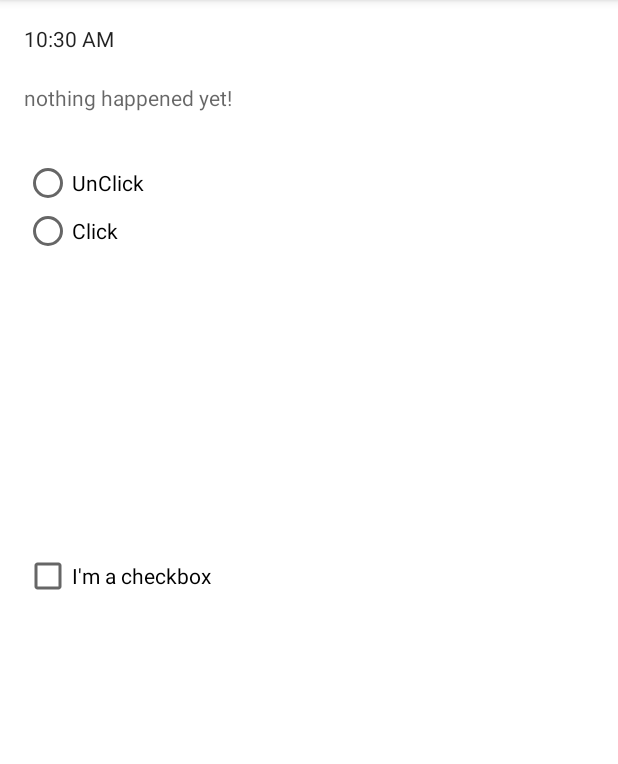
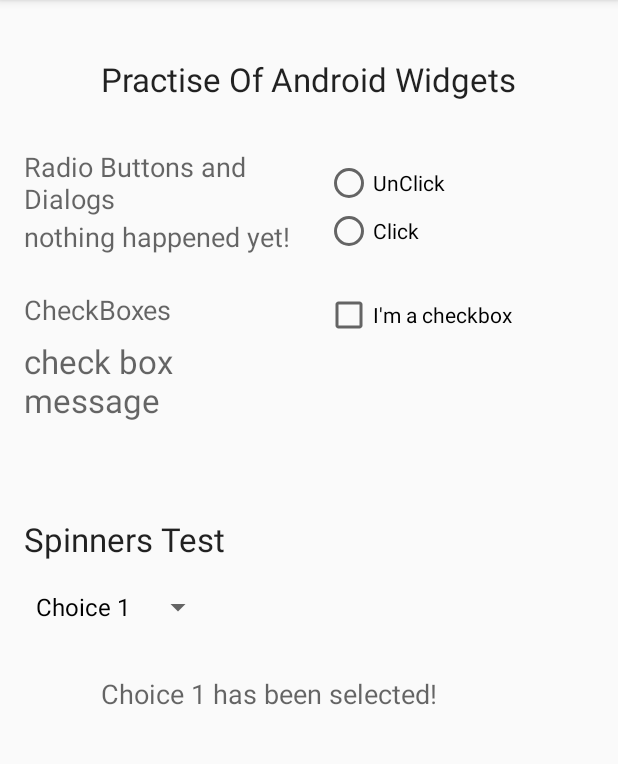
Before and after one commit to ashyann/Android-Studio-Labs, an Android app: the screen it shows after launch (MainActivity), on a phone screen of 412 x 824 dp, the part 84-848 px from its top. Run offline under Robolectric (Android 15) with nearby library versions, the phone set to English and light mode, and no system bars.

Commit message:
Practise of Spinners, Check Boxes, Radio Buttons
Working on Dialogs and Internationalising the app

```diff
--- a/MyPractiseAppWidgetTest/app/src/main/java/com/androidpractise/ash/test/mypractiseappwidgettest/MainActivity.java
+++ b/MyPractiseAppWidgetTest/app/src/main/java/com/androidpractise/ash/test/mypractiseappwidgettest/MainActivity.java
@@ -4,20 +4,32 @@ import android.app.AlertDialog;
 import android.content.DialogInterface;
 import android.os.Bundle;
 import android.support.v7.app.ActionBarActivity;
+import android.util.Log;
 import android.view.Menu;
 import android.view.MenuItem;
 import android.view.View;
+import android.widget.AdapterView;
+import android.widget.ArrayAdapter;
 import android.widget.CheckBox;
 import android.widget.RadioButton;
+import android.widget.Spinner;
 import android.widget.TextView;
+import android.widget.Toast;
 
 
-public class MainActivity extends ActionBarActivity {
+public class MainActivity extends ActionBarActivity implements AdapterView.OnItemSelectedListener {
 
     @Override
     protected void onCreate(Bundle savedInstanceState) {
         super.onCreate(savedInstanceState);
         setContentView(R.layout.activity_main);
+
+        Spinner spinner = (Spinner)findViewById(R.id.spinner);
+
+        ArrayAdapter adapter = ArrayAdapter.createFromResource(this,R.array.populatedlist,R.layout.support_simple_spinner_dropdown_item);
+
+        spinner.setAdapter(adapter);
+        spinner.setOnItemSelectedListener(this);
     }
 
     public void onRadioButtonClicked(View view)
@@ -113,4 +125,47 @@ public class MainActivity extends ActionBarActivity {
 
         }
     }
+
+    @Override
+    public void onItemSelected(AdapterView<?> parent, View view, int position, long id) {
+        final TextView selected = (TextView) findViewById(R.id.selectedmessage);
+
+        Log.d("Selected",getString(R.string.choice1));
+        Log.d("Selected",getString(R.string.choice2));
+        Log.d("Selected",getString(R.string.choice3));
+
+
+        if(parent.getSelectedItem().toString().trim().equals(getString(R.string.choice1)))
+        {
+            Toast.makeText(MainActivity.this,getString(R.string.choice1) + " has been selected!",Toast.LENGTH_LONG).show();
+            selected.setText(getString(R.string.choice1) + " has been selected!");
+        }
+        if(parent.getSelectedItem().toString().trim().equals(getString(R.string.choice2)))
+        {
+            Toast.makeText(MainActivity.this,getString(R.string.choice2) + " has been selected!",Toast.LENGTH_LONG).show();
+            selected.setText(getString(R.string.choice2) + " has been selected!");
+        }
+        if(parent.getSelectedItem().toString().trim().equals(getString(R.string.choice3)))
+        {
+            new AlertDialog.Builder(this)
+                    .setTitle(getString(R.string.choice3) + " has been selected!")
+                    .setMessage("You you want to continue?")
+                    .setPositiveButton(android.R.string.yes, new DialogInterface.OnClickListener() {
+                        public void onClick(DialogInterface dialog, int which) {
+                            selected.setText(getString(R.string.choice3) + " has been selected!");
+                        }
+                    })
+                    .setNegativeButton(android.R.string.no,new DialogInterface.OnClickListener() {
+                        @Override
+                        public void onClick(DialogInterface dialog, int which) {
+                            selected.setText(getString(R.string.choice3) + " doesn't want to be selected!");
+                        }
+                    }).show();
+        }
+    }
+
+    @Override
+    public void onNothingSelected(AdapterView<?> parent) {
+
+    }
 }
--- a/MyPractiseAppWidgetTest/app/src/main/res/layout/activity_main.xml
+++ b/MyPractiseAppWidgetTest/app/src/main/res/layout/activity_main.xml
@@ -3,34 +3,28 @@
     android:layout_height="match_parent" android:paddingLeft="@dimen/activity_horizontal_margin"
     android:paddingRight="@dimen/activity_horizontal_margin"
     android:paddingTop="@dimen/activity_vertical_margin"
-    android:background="#ffffff"
     android:paddingBottom="@dimen/activity_vertical_margin" tools:context=".MainActivity">
 
     <TextView
         android:layout_width="wrap_content"
         android:layout_height="wrap_content"
-        android:textAppearance="?android:attr/textAppearanceSmall"
         android:id="@+id/textViewradio"
         android:hint="nothing happened yet!"
-        android:layout_marginTop="39dp"/>
-
-    <TextClock
-        android:layout_width="wrap_content"
-        android:layout_height="wrap_content"
-        android:id="@+id/textClock"
-        android:layout_alignParentTop="true"
+        android:textSize="18sp"
+        android:layout_above="@+id/checkBox"
         android:layout_alignParentStart="true" />
 
     <RadioGroup
         android:layout_width="wrap_content"
         android:layout_height="wrap_content"
         android:id="@+id/radioGroup"
-        android:layout_alignParentStart="true">
+        android:layout_alignParentTop="true"
+        android:layout_alignEnd="@+id/titlelbl">
 
     <RadioButton
         android:layout_width="wrap_content"
         android:layout_height="wrap_content"
-        android:text="UnClick"
+        android:text="@string/unclick"
         android:id="@+id/radioButton2"
         android:checked="false"
         android:onClick="onRadioButtonClicked"
@@ -39,10 +33,10 @@
         android:layout_alignParentEnd="true"
         android:layout_marginEnd="48dp" />
 
-    <RadioButton
+        <RadioButton
         android:layout_width="wrap_content"
         android:layout_height="wrap_content"
-        android:text="Click"
+        android:text="@string/click"
         android:id="@+id/radioButton"
         android:checked="false"
         android:onClick="onRadioButtonClicked"
@@ -53,20 +47,79 @@
     <CheckBox
         android:layout_width="wrap_content"
         android:layout_height="wrap_content"
-        android:text="I&apos;m a checkbox"
+        android:text="@string/imacheckbox"
         android:id="@+id/checkBox"
-        android:layout_centerVertical="true"
-        android:layout_alignParentStart="true"
         android:checked="false"
-        android:onClick="onCheckBoxClicked" />
+        android:onClick="onCheckBoxClicked"
+        android:layout_marginTop="24dp"
+        android:layout_below="@+id/radioGroup"
+        android:layout_alignStart="@+id/radioGroup" />
 
     <TextView
         android:layout_width="wrap_content"
         android:layout_height="wrap_content"
         android:textAppearance="?android:attr/textAppearanceLarge"
         android:id="@+id/checkboxmessage"
-        android:layout_centerVertical="true"
-        android:layout_toEndOf="@+id/textViewradio"
-        android:layout_marginStart="26dp" />
+        android:hint="check box message"
+        android:layout_below="@+id/checkBox"
+        android:layout_alignParentStart="true"
+        android:layout_alignEnd="@+id/textViewradio" />
+
+    <TextView
+        android:layout_width="wrap_content"
+        android:layout_height="wrap_content"
+        android:textAppearance="?android:attr/textAppearanceLarge"
+        android:text="Practise Of Android Widgets"
+        android:id="@+id/titlelbl"
+        android:layout_centerHorizontal="true"
+        android:layout_marginTop="22dp" />
+
+    <TextView
+        android:layout_width="wrap_content"
+        android:layout_height="wrap_content"
+        android:textAppearance="?android:attr/textAppearanceMedium"
+        android:text="@string/radiobuttonsanddialogs"
+        android:id="@+id/radiodialoglbl"
+        android:layout_marginTop="31dp"
+        android:layout_below="@+id/titlelbl"
+        android:layout_alignEnd="@+id/checkboxmessage" />
+
+    <TextView
+        android:layout_width="wrap_content"
+        android:layout_height="wrap_content"
+        android:textAppearance="?android:attr/textAppearanceMedium"
+        android:text="@string/checkboxes"
+        android:id="@+id/checkboxlbl"
+        android:layout_alignTop="@+id/checkBox"
+        android:layout_alignParentStart="true" />
+
+    <Spinner
+        android:layout_width="wrap_content"
+        android:layout_height="wrap_content"
+        android:id="@+id/spinner"
+        android:entries="@array/populatedlist"
+        android:layout_marginTop="99dp"
+        android:layout_below="@+id/checkboxmessage"
+        android:layout_alignParentStart="true" />
+
+    <TextView
+        android:layout_width="wrap_content"
+        android:layout_height="wrap_content"
+        android:textAppearance="?android:attr/textAppearanceMedium"
+        android:id="@+id/selectedmessage"
+        android:hint="Selected Message Not Made Yet!"
+        android:layout_marginTop="21dp"
+        android:layout_below="@+id/spinner"
+        android:layout_alignStart="@+id/titlelbl" />
+
+    <TextView
+        android:layout_width="wrap_content"
+        android:layout_height="wrap_content"
+        android:textAppearance="?android:attr/textAppearanceLarge"
+        android:text="Spinners Test"
+        android:id="@+id/spinnerslbl"
+        android:layout_below="@+id/checkboxmessage"
+        android:layout_alignParentStart="true"
+        android:layout_marginTop="63dp" />
 
 </RelativeLayout>
--- a/MyPractiseAppWidgetTest/app/src/main/res/values/strings.xml
+++ b/MyPractiseAppWidgetTest/app/src/main/res/values/strings.xml
@@ -4,5 +4,20 @@
     <string name="app_name">My Practise App Widget Test</string>
     <string name="hello_world">Hello world!</string>
     <string name="action_settings">Settings</string>
+    <string name="spinners">Spinners</string>
+    <string name="checkboxes">CheckBoxes</string>
+    <string name="radiobuttonsanddialogs">Radio Buttons and Dialogs</string>
+    <string name="imacheckbox">I\'m a checkbox</string>
+    <string name="unclick">UnClick</string>
+    <string name="click">Click</string>
 
+    <string name="choice1">Choice 1</string>
+    <string name="choice2">Choice 2</string>
+    <string name="choice3">Choice 3</string>
+
+    <string-array name="populatedlist">
+        <item>@string/choice1</item>
+        <item>@string/choice2</item>
+        <item>@string/choice3</item>
+    </string-array>
 </resources>
--- a/MyPractiseAppWidgetTest/app/src/main/res/values/styles.xml
+++ b/MyPractiseAppWidgetTest/app/src/main/res/values/styles.xml
@@ -3,6 +3,7 @@
     <!-- Base application theme. -->
     <style name="AppTheme" parent="Theme.AppCompat.Light.DarkActionBar">
         <!-- Customize your theme here. -->
+        <item name="android:fontFamily">"sans-serif"</item>
     </style>
 
 </resources>
```
